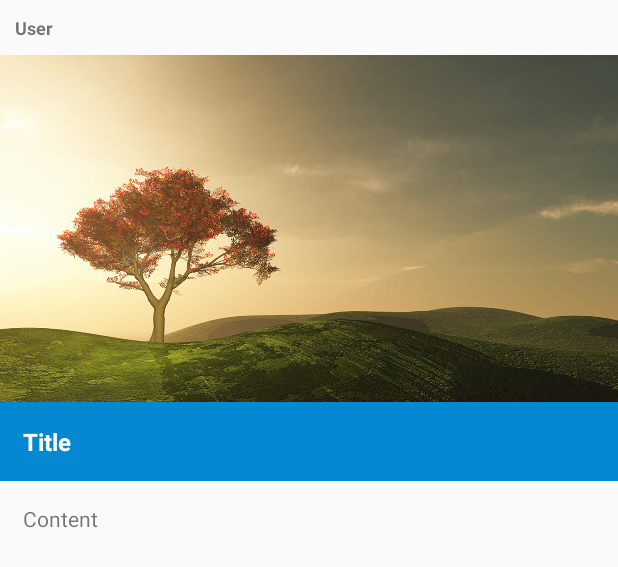
After one commit to Raven0/FirebaseBlog, an Android app: the layout activity_single_post.xml on its own in the app's theme, with its tools: preview values and no code run, on a phone screen of 412 x 824 dp. The commit adds this screen. Shown: the top 567 px of the screen. Run offline under Robolectric (Android 15) with nearby library versions, the phone set to English and light mode, and no system bars.

Commit message:
single view & delete post
beres?

```diff
--- a/app/build.gradle
+++ b/app/build.gradle
@@ -50,7 +50,7 @@ dependencies {
     compile 'com.firebaseui:firebase-ui-database:1.1.1'
     compile 'com.squareup.picasso:picasso:2.5.2'
     compile 'com.theartofdev.edmodo:android-image-cropper:2.4.0'
+    compile 'com.android.support:multidex:1.0.1'
     testCompile 'junit:junit:4.12'
-    compile 'com.android.support:multidex:1.0.1'
 }
 apply plugin: 'com.google.gms.google-services'
--- /dev/null
+++ b/app/src/main/res/layout/activity_single_post.xml
@@ -0,0 +1,58 @@
+<?xml version="1.0" encoding="utf-8"?>
+<RelativeLayout xmlns:android="http://schemas.android.com/apk/res/android"
+    xmlns:app="http://schemas.android.com/apk/res-auto"
+    xmlns:tools="http://schemas.android.com/tools"
+    android:layout_width="match_parent"
+    android:layout_height="match_parent"
+    tools:context="com.preangerstd.firebaseblog.SinglePostActivity">
+
+    <TextView
+        android:layout_width="match_parent"
+        android:layout_height="wrap_content"
+        android:id="@+id/singleUser"
+        android:textStyle="bold"
+        android:textSize="12dp"
+        android:padding="10dp"
+        android:text="User"/>
+
+    <ImageView
+        android:layout_width="match_parent"
+        android:layout_height="wrap_content"
+        android:id="@+id/singleImage"
+        android:scaleType="centerCrop"
+        android:adjustViewBounds="true"
+        android:src="@drawable/image_one"
+        android:layout_below="@id/singleUser"/>
+
+    <TextView
+        android:layout_width="match_parent"
+        android:layout_height="wrap_content"
+        android:id="@+id/singleTitle"
+        android:padding="15dp"
+        android:textSize="16dp"
+        android:textStyle="bold"
+        android:text="Title"
+        android:background="@color/colorPrimary"
+        android:textColor="@android:color/white"
+        android:layout_below="@id/singleImage"/>
+
+    <TextView
+        android:layout_width="match_parent"
+        android:layout_height="wrap_content"
+        android:id="@+id/singleContent"
+        android:padding="15dp"
+        android:text="Content"
+        android:layout_below="@id/singleTitle"/>
+
+    <Button
+        android:id="@+id/btnDeletePost"
+        android:layout_width="match_parent"
+        android:layout_height="wrap_content"
+        android:layout_alignParentBottom="true"
+        android:layout_centerHorizontal="true"
+        android:background="@color/colorPrimary"
+        android:text="Delete post"
+        android:textColor="@android:color/white"
+        android:visibility="invisible"/>
+
+</RelativeLayout>
```
Also changed, not shown: app/src/main/AndroidManifest.xml (+8 -6 lines), app/src/main/java/com/preangerstd/firebaseblog/MainActivity.java (+5 -2 lines), app/src/main/java/com/preangerstd/firebaseblog/SinglePostActivity.java (added, +80 -0 lines), app/src/main/res/layout/blog_post.xml (+9 -11 lines).
